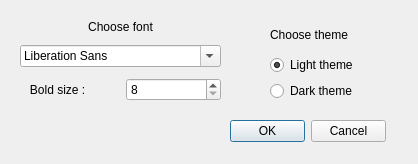
The window that style/settings_widget.ui (kopollo/anti-plagiat) describes before a commit, drawn with Qt 5.
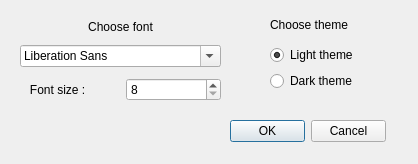
The same window after the commit.

The edit to the form file:
```diff
--- a/style/settings_widget.ui
+++ b/style/settings_widget.ui
@@ -17,7 +17,7 @@
    <property name="geometry">
     <rect>
      <x>270</x>
-     <y>20</y>
+     <y>10</y>
      <width>101</width>
      <height>81</height>
     </rect>
@@ -96,7 +96,7 @@
       <item>
        <widget class="QLabel" name="label">
         <property name="text">
-         <string>   Bold size :</string>
+         <string>   Font size :</string>
         </property>
         <property name="alignment">
          <set>Qt::AlignJustify|Qt::AlignVCenter</set>
```
Left out of the diff: 23 changed lines with no effect on the pictures.
